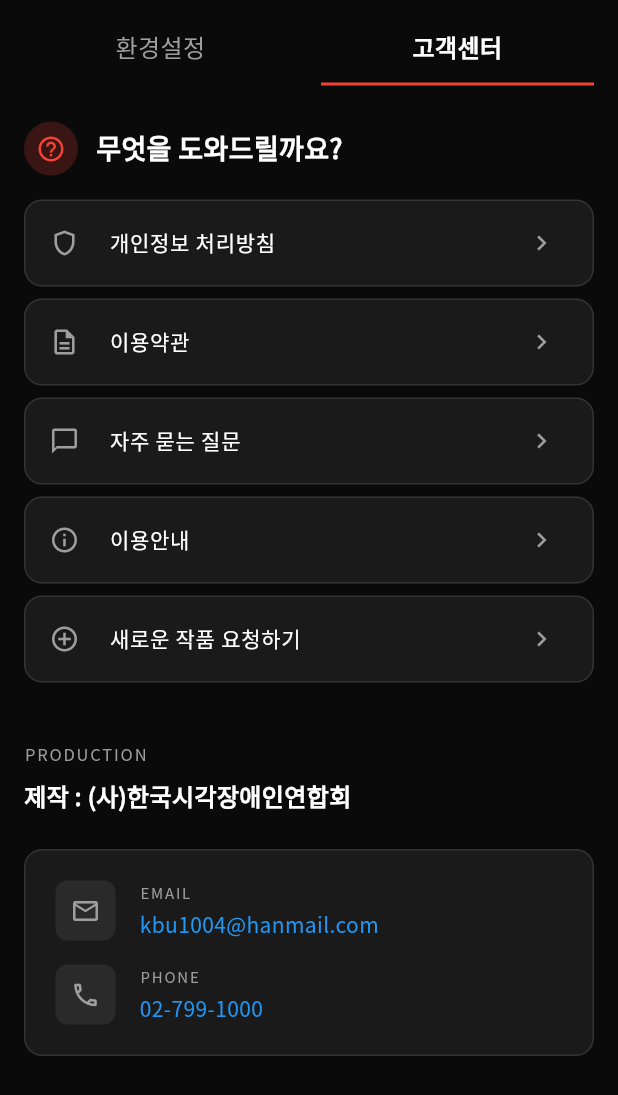
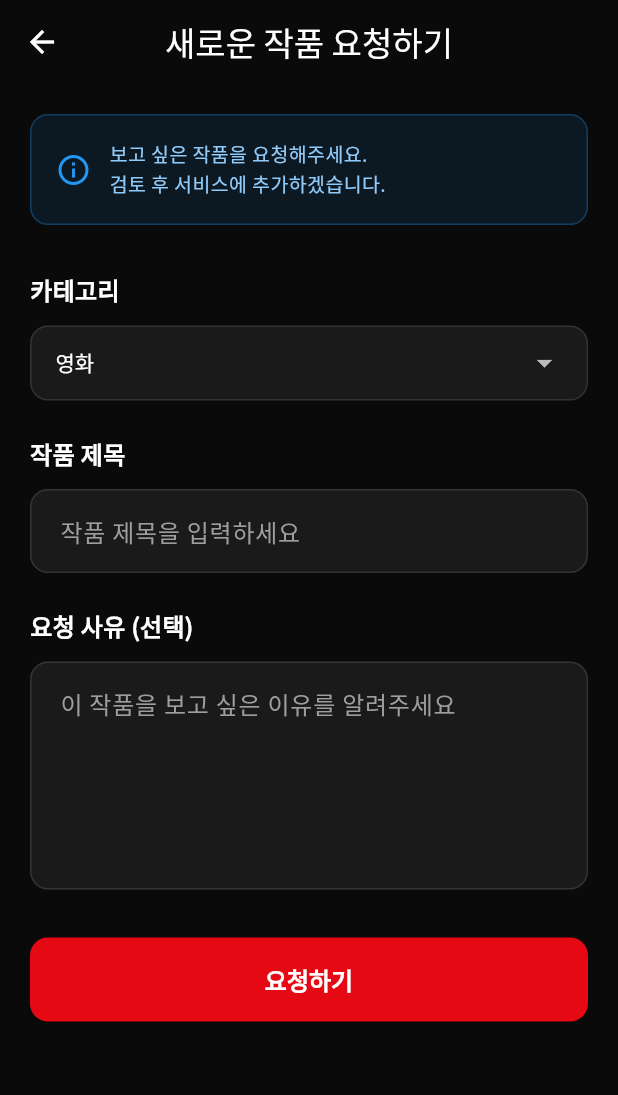
Before and after one commit to Chung-haiseag/audioview-flutter, a Flutter app: the SettingsScreen screen opened directly, after a tap on "고객센터", after a tap on "새로운 작품 요청하기", on a phone screen of 412 x 824 dp. Shown: the top 1095 px of the screen. Run offline on Flutter 3.47's test engine with Material 3 defaults, Android fonts, the phone set to English and light mode, and no system bars; our stand-ins replace flutter_animate, google_fonts, lucide_icons, shared_preferences; accounts and stored records are empty; network calls fail.

Commit message:
feat: 고객센터 메뉴 상세 페이지 구현
- 개인정보 처리방침 페이지 추가
- 이용약관 페이지 추가
- 자주 묻는 질문 페이지 추가 (ExpansionTile 사용)
- 이용안내 페이지 추가
- 새로운 작품 요청하기 페이지 추가 (폼 입력)
- settings_screen에 각 페이지로의 네비게이션 연결
- help 디렉토리 생성 및 5개 화면 구현

```diff
--- /dev/null
+++ b/lib/screens/help/privacy_policy_screen.dart
@@ -0,0 +1,92 @@
+import 'package:flutter/material.dart';
+
+class PrivacyPolicyScreen extends StatelessWidget {
+  const PrivacyPolicyScreen({super.key});
+
+  @override
+  Widget build(BuildContext context) {
+    return Scaffold(
+      backgroundColor: const Color(0xFF0A0A0A),
+      appBar: AppBar(
+        backgroundColor: const Color(0xFF0A0A0A),
+        elevation: 0,
+        leading: IconButton(
+          icon: const Icon(Icons.arrow_back, color: Colors.white),
+          onPressed: () => Navigator.pop(context),
+        ),
+        title: const Text(
+          '개인정보 처리방침',
+          style: TextStyle(color: Colors.white),
+        ),
+      ),
+      body: SingleChildScrollView(
+        padding: const EdgeInsets.all(20),
+        child: Column(
+          crossAxisAlignment: CrossAxisAlignment.start,
+          children: [
+            _buildSection(
+              '1. 개인정보의 수집 및 이용 목적',
+              '회사는 다음의 목적을 위하여 개인정보를 처리합니다.\n\n'
+                  '• 회원 가입 및 관리\n'
+                  '• 서비스 제공 및 개선\n'
+                  '• 고객 문의 응대\n'
+                  '• 마케팅 및 광고 활용',
+            ),
+            _buildSection(
+              '2. 수집하는 개인정보 항목',
+              '회사는 다음의 개인정보 항목을 수집합니다.\n\n'
+                  '• 필수항목: 이메일, 비밀번호, 이름\n'
+                  '• 선택항목: 전화번호, 주소',
+            ),
+            _buildSection(
+              '3. 개인정보의 보유 및 이용기간',
+              '회사는 법령에 따른 개인정보 보유·이용기간 또는 정보주체로부터 개인정보를 수집 시에 동의받은 개인정보 보유·이용기간 내에서 개인정보를 처리·보유합니다.',
+            ),
+            _buildSection(
+              '4. 개인정보의 제3자 제공',
+              '회사는 원칙적으로 이용자의 개인정보를 제3자에게 제공하지 않습니다. 다만, 다음의 경우에는 예외로 합니다.\n\n'
+                  '• 이용자가 사전에 동의한 경우\n'
+                  '• 법령의 규정에 의거하거나, 수사 목적으로 법령에 정해진 절차와 방법에 따라 수사기관의 요구가 있는 경우',
+            ),
+            _buildSection(
+              '5. 정보주체의 권리·의무 및 행사방법',
+              '정보주체는 회사에 대해 언제든지 다음 각 호의 개인정보 보호 관련 권리를 행사할 수 있습니다.\n\n'
+                  '• 개인정보 열람 요구\n'
+                  '• 오류 등이 있을 경우 정정 요구\n'
+                  '• 삭제 요구\n'
+                  '• 처리정지 요구',
+            ),
+          ],
+        ),
+      ),
+    );
+  }
+
+  Widget _buildSection(String title, String content) {
+    return Padding(
+      padding: const EdgeInsets.only(bottom: 24),
+      child: Column(
+        crossAxisAlignment: CrossAxisAlignment.start,
+        children: [
+          Text(
+            title,
+            style: const TextStyle(
+              color: Colors.white,
+              fontSize: 16,
+              fontWeight: FontWeight.bold,
+            ),
+          ),
+          const SizedBox(height: 12),
+          Text(
+            content,
+            style: const TextStyle(
+              color: Colors.grey,
+              fontSize: 14,
+              height: 1.6,
+            ),
+          ),
+        ],
+      ),
+    );
+  }
+}
--- /dev/null
+++ b/lib/screens/help/request_content_screen.dart
@@ -0,0 +1,248 @@
+import 'package:flutter/material.dart';
+
+class RequestContentScreen extends StatefulWidget {
+  const RequestContentScreen({super.key});
+
+  @override
+  State<RequestContentScreen> createState() => _RequestContentScreenState();
+}
+
+class _RequestContentScreenState extends State<RequestContentScreen> {
+  final _formKey = GlobalKey<FormState>();
+  final _titleController = TextEditingController();
+  final _descriptionController = TextEditingController();
+  String _selectedCategory = '영화';
+
+  @override
+  void dispose() {
+    _titleController.dispose();
+    _descriptionController.dispose();
+    super.dispose();
+  }
+
+  @override
+  Widget build(BuildContext context) {
+    return Scaffold(
+      backgroundColor: const Color(0xFF0A0A0A),
+      appBar: AppBar(
+        backgroundColor: const Color(0xFF0A0A0A),
+        elevation: 0,
+        leading: IconButton(
+          icon: const Icon(Icons.arrow_back, color: Colors.white),
+          onPressed: () => Navigator.pop(context),
+        ),
+        title: const Text(
+          '새로운 작품 요청하기',
+          style: TextStyle(color: Colors.white),
+        ),
+      ),
+      body: SingleChildScrollView(
+        padding: const EdgeInsets.all(20),
+        child: Form(
+          key: _formKey,
+          child: Column(
+            crossAxisAlignment: CrossAxisAlignment.start,
+            children: [
+              // Info card
+              Container(
+                padding: const EdgeInsets.all(16),
+                decoration: BoxDecoration(
+                  color: Colors.blue.withOpacity(0.1),
+                  borderRadius: BorderRadius.circular(12),
+                  border: Border.all(color: Colors.blue.withOpacity(0.3)),
+                ),
+                child: Row(
+                  children: [
+                    Icon(Icons.info_outline, color: Colors.blue, size: 24),
+                    const SizedBox(width: 12),
+                    Expanded(
+                      child: Text(
+                        '보고 싶은 작품을 요청해주세요.\n검토 후 서비스에 추가하겠습니다.',
+                        style: TextStyle(
+                          color: Colors.blue[200],
+                          fontSize: 13,
+                          height: 1.5,
+                        ),
+                      ),
+                    ),
+                  ],
+                ),
+              ),
+
+              const SizedBox(height: 32),
+
+              // Category selection
+              const Text(
+                '카테고리',
+                style: TextStyle(
+                  color: Colors.white,
+                  fontSize: 16,
+                  fontWeight: FontWeight.bold,
+                ),
+              ),
+              const SizedBox(height: 12),
+              Container(
+                padding: const EdgeInsets.symmetric(horizontal: 16),
+                decoration: BoxDecoration(
+                  color: const Color(0xFF1A1A1A),
+                  borderRadius: BorderRadius.circular(12),
+                  border: Border.all(color: const Color(0xFF333333)),
+                ),
+                child: DropdownButtonHideUnderline(
+                  child: DropdownButton<String>(
+                    value: _selectedCategory,
+                    isExpanded: true,
+                    dropdownColor: const Color(0xFF1A1A1A),
+                    style: const TextStyle(color: Colors.white, fontSize: 14),
+                    items: ['영화', '드라마', '예능', '애니', '시사교양', '해외']
+                        .map((category) => DropdownMenuItem(
+                              value: category,
+                              child: Text(category),
+                            ))
+                        .toList(),
+                    onChanged: (value) {
+                      if (value != null) {
+                        setState(() => _selectedCategory = value);
+                      }
+                    },
+                  ),
+                ),
+              ),
+
+              const SizedBox(height: 24),
+
+              // Title input
+              const Text(
+                '작품 제목',
+                style: TextStyle(
+                  color: Colors.white,
+                  fontSize: 16,
+                  fontWeight: FontWeight.bold,
+                ),
+              ),
+              const SizedBox(height: 12),
+              TextFormField(
+                controller: _titleController,
+                style: const TextStyle(color: Colors.white),
+                decoration: InputDecoration(
+                  hintText: '작품 제목을 입력하세요',
+                  hintStyle: const TextStyle(color: Colors.grey),
+                  filled: true,
+                  fillColor: const Color(0xFF1A1A1A),
+                  border: OutlineInputBorder(
+                    borderRadius: BorderRadius.circular(12),
+                    borderSide: const BorderSide(color: Color(0xFF333333)),
+                  ),
+                  enabledBorder: OutlineInputBorder(
+                    borderRadius: BorderRadius.circular(12),
+                    borderSide: const BorderSide(color: Color(0xFF333333)),
+                  ),
+                  focusedBorder: OutlineInputBorder(
+                    borderRadius: BorderRadius.circular(12),
+                    borderSide: const BorderSide(color: Colors.red),
+                  ),
+                ),
+                validator: (value) {
+                  if (value == null || value.isEmpty) {
+                    return '작품 제목을 입력해주세요';
+                  }
+                  return null;
+                },
+              ),
+
+              const SizedBox(height: 24),
+
+              // Description input
+              const Text(
+                '요청 사유 (선택)',
+                style: TextStyle(
+                  color: Colors.white,
+                  fontSize: 16,
+                  fontWeight: FontWeight.bold,
+                ),
+              ),
+              const SizedBox(height: 12),
+              TextFormField(
+                controller: _descriptionController,
+                style: const TextStyle(color: Colors.white),
+                maxLines: 5,
+                decoration: InputDecoration(
+                  hintText: '이 작품을 보고 싶은 이유를 알려주세요',
+                  hintStyle: const TextStyle(color: Colors.grey),
+                  filled: true,
+                  fillColor: const Color(0xFF1A1A1A),
+                  border: OutlineInputBorder(
+                    borderRadius: BorderRadius.circular(12),
+                    borderSide: const BorderSide(color: Color(0xFF333333)),
+                  ),
+                  enabledBorder: OutlineInputBorder(
+                    borderRadius: BorderRadius.circular(12),
+                    borderSide: const BorderSide(color: Color(0xFF333333)),
+                  ),
+                  focusedBorder: OutlineInputBorder(
+                    borderRadius: BorderRadius.circular(12),
+                    borderSide: const BorderSide(color: Colors.red),
+                  ),
+                ),
+              ),
+
+              const SizedBox(height: 32),
+
+              // Submit button
+              SizedBox(
+                width: double.infinity,
+                child: ElevatedButton(
+                  onPressed: () {
+                    if (_formKey.currentState!.validate()) {
+                      // Show success dialog
+                      showDialog(
+                        context: context,
+                        builder: (context) => AlertDialog(
+                          backgroundColor: const Color(0xFF1A1A1A),
+                          title: const Text(
+                            '요청 완료',
+                            style: TextStyle(color: Colors.white),
+                          ),
+                          content: const Text(
+                            '작품 요청이 접수되었습니다.\n검토 후 서비스에 추가하겠습니다.',
+                            style: TextStyle(color: Colors.grey),
+                          ),
+                          actions: [
+                            TextButton(
+                              onPressed: () {
+                                Navigator.pop(context); // Close dialog
+                                Navigator.pop(context); // Go back
+                              },
+                              child: const Text(
+                                '확인',
+                                style: TextStyle(color: Colors.red),
+                              ),
+                            ),
+                          ],
+                        ),
+                      );
+                    }
+                  },
+                  style: ElevatedButton.styleFrom(
+                    backgroundColor: const Color(0xFFE50914),
+                    padding: const EdgeInsets.symmetric(vertical: 16),
+                    shape: RoundedRectangleBorder(
+                      borderRadius: BorderRadius.circular(12),
+                    ),
+                  ),
+                  child: const Text(
+                    '요청하기',
+                    style: TextStyle(
+                      fontSize: 16,
+                      fontWeight: FontWeight.bold,
+                    ),
+                  ),
+                ),
+              ),
+            ],
+          ),
+        ),
+      ),
+    );
+  }
+}
--- /dev/null
+++ b/lib/screens/help/terms_of_service_screen.dart
@@ -0,0 +1,94 @@
+import 'package:flutter/material.dart';
+
+class TermsOfServiceScreen extends StatelessWidget {
+  const TermsOfServiceScreen({super.key});
+
+  @override
+  Widget build(BuildContext context) {
+    return Scaffold(
+      backgroundColor: const Color(0xFF0A0A0A),
+      appBar: AppBar(
+        backgroundColor: const Color(0xFF0A0A0A),
+        elevation: 0,
+        leading: IconButton(
+          icon: const Icon(Icons.arrow_back, color: Colors.white),
+          onPressed: () => Navigator.pop(context),
+        ),
+        title: const Text(
+          '이용약관',
+          style: TextStyle(color: Colors.white),
+        ),
+      ),
+      body: SingleChildScrollView(
+        padding: const EdgeInsets.all(20),
+        child: Column(
+          crossAxisAlignment: CrossAxisAlignment.start,
+          children: [
+            _buildSection(
+              '제1조 (목적)',
+              '본 약관은 AudioView(이하 "회사")가 제공하는 배리어프리 영상 서비스(이하 "서비스")의 이용과 관련하여 회사와 이용자의 권리, 의무 및 책임사항을 규정함을 목적으로 합니다.',
+            ),
+            _buildSection(
+              '제2조 (정의)',
+              '1. "서비스"란 회사가 제공하는 배리어프리 영상 콘텐츠 스트리밍 서비스를 의미합니다.\n'
+                  '2. "이용자"란 본 약관에 따라 회사가 제공하는 서비스를 이용하는 회원 및 비회원을 말합니다.\n'
+                  '3. "회원"이란 회사와 서비스 이용계약을 체결하고 회원 아이디를 부여받은 자를 말합니다.',
+            ),
+            _buildSection(
+              '제3조 (약관의 효력 및 변경)',
+              '1. 본 약관은 서비스를 이용하고자 하는 모든 이용자에게 그 효력이 발생합니다.\n'
+                  '2. 회사는 필요한 경우 관련 법령을 위배하지 않는 범위 내에서 본 약관을 변경할 수 있습니다.\n'
+                  '3. 약관이 변경되는 경우 회사는 변경사항을 시행일자 7일 전부터 공지합니다.',
+            ),
+            _buildSection(
+              '제4조 (서비스의 제공)',
+              '1. 회사는 다음과 같은 서비스를 제공합니다:\n'
+                  '   • 화면해설(AD) 서비스\n'
+                  '   • 문자자막(CC) 서비스\n'
+                  '   • 다국어자막 서비스\n'
+                  '   • 영상 콘텐츠 스트리밍\n\n'
+                  '2. 서비스는 연중무휴 1일 24시간 제공함을 원칙으로 합니다.',
+            ),
+            _buildSection(
+              '제5조 (이용자의 의무)',
+              '이용자는 다음 행위를 하여서는 안 됩니다:\n\n'
+                  '1. 타인의 정보 도용\n'
+                  '2. 회사가 게시한 정보의 변경\n'
+                  '3. 회사가 정한 정보 이외의 정보 등의 송신 또는 게시\n'
+                  '4. 회사와 기타 제3자의 저작권 등 지적재산권에 대한 침해\n'
+                  '5. 회사 및 기타 제3자의 명예를 손상시키거나 업무를 방해하는 행위',
+            ),
+          ],
+        ),
+      ),
+    );
+  }
+
+  Widget _buildSection(String title, String content) {
+    return Padding(
+      padding: const EdgeInsets.only(bottom: 24),
+      child: Column(
+        crossAxisAlignment: CrossAxisAlignment.start,
+        children: [
+          Text(
+            title,
+            style: const TextStyle(
+              color: Colors.white,
+              fontSize: 16,
+              fontWeight: FontWeight.bold,
+            ),
+          ),
+          const SizedBox(height: 12),
+          Text(
+            content,
+            style: const TextStyle(
+              color: Colors.grey,
+              fontSize: 14,
+              height: 1.6,
+            ),
+          ),
+        ],
+      ),
+    );
+  }
+}
--- /dev/null
+++ b/lib/screens/help/user_guide_screen.dart
@@ -0,0 +1,127 @@
+import 'package:flutter/material.dart';
+
+class UserGuideScreen extends StatelessWidget {
+  const UserGuideScreen({super.key});
+
+  @override
+  Widget build(BuildContext context) {
+    return Scaffold(
+      backgroundColor: const Color(0xFF0A0A0A),
+      appBar: AppBar(
+        backgroundColor: const Color(0xFF0A0A0A),
+        elevation: 0,
+        leading: IconButton(
+          icon: const Icon(Icons.arrow_back, color: Colors.white),
+          onPressed: () => Navigator.pop(context),
+        ),
+        title: const Text(
+          '이용안내',
+          style: TextStyle(color: Colors.white),
+        ),
+      ),
+      body: SingleChildScrollView(
+        padding: const EdgeInsets.all(20),
+        child: Column(
+          crossAxisAlignment: CrossAxisAlignment.start,
+          children: [
+            _buildSection(
+              '서비스 소개',
+              'AudioView는 시각·청각장애인을 위한 배리어프리 영상 서비스입니다. 화면해설(AD), 문자자막(CC), 다국어자막 등 다양한 접근성 기능을 제공합니다.',
+              Icons.info_outline,
+            ),
+            _buildSection(
+              '회원가입 및 로그인',
+              '1. 메인 화면 하단의 "MY" 탭을 선택합니다.\n'
+                  '2. "로그인 하러가기" 버튼을 클릭합니다.\n'
+                  '3. 이메일과 비밀번호를 입력하여 로그인합니다.\n'
+                  '4. 신규 회원은 "회원가입" 버튼을 통해 가입할 수 있습니다.',
+              Icons.login,
+            ),
+            _buildSection(
+              '영화 시청하기',
+              '1. 홈 화면에서 원하는 카테고리를 선택합니다.\n'
+                  '2. 영화 포스터를 클릭하여 상세 정보를 확인합니다.\n'
+                  '3. 화면해설(AD) 또는 문자자막(CC) 버튼을 선택합니다.\n'
+                  '4. 동기화가 완료되면 영상이 재생됩니다.',
+              Icons.play_circle_outline,
+            ),
+            _buildSection(
+              '화면해설(AD) 사용법',
+              '화면해설은 시각장애인을 위한 기능으로, 영상의 장면과 동작을 음성으로 설명합니다.\n\n'
+                  '• 영화 상세 화면에서 "화면해설(AD)" 버튼 선택\n'
+                  '• 스마트 안경 연동 시 안경을 통해 청취 가능\n'
+                  '• 설정에서 음량 조절 가능',
+              Icons.record_voice_over,
+            ),
+            _buildSection(
+              '문자자막(CC) 사용법',
+              '문자자막은 청각장애인을 위한 기능으로, 대사와 효과음을 텍스트로 표시합니다.\n\n'
+                  '• 영화 상세 화면에서 "문자자막(CC)" 버튼 선택\n'
+                  '• 설정에서 자막 크기, 색상, 배경 조절 가능\n'
+                  '• 다국어자막도 함께 제공',
+              Icons.closed_caption,
+            ),
+            _buildSection(
+              '스마트 안경 연동',
+              '1. 설정 메뉴로 이동합니다.\n'
+                  '2. "스마트 안경" 항목을 선택합니다.\n'
+                  '3. 블루투스를 켜고 안경을 페어링합니다.\n'
+                  '4. 연동 완료 후 영상 시청 시 안경으로 화면해설을 들을 수 있습니다.',
+              Icons.remove_red_eye_outlined,
+            ),
+            _buildSection(
+              '고객센터 문의',
+              '서비스 이용 중 문제가 발생하거나 문의사항이 있으시면 언제든지 연락주세요.\n\n'
+                  '• 이메일: kbu1004@hanmail.com\n'
+                  '• 전화: 02-799-1000\n'
+                  '• 운영시간: 평일 09:00 - 18:00',
+              Icons.support_agent,
+            ),
+          ],
+        ),
+      ),
+    );
+  }
+
+  Widget _buildSection(String title, String content, IconData icon) {
+    return Padding(
+      padding: const EdgeInsets.only(bottom: 24),
+      child: Container(
+        padding: const EdgeInsets.all(20),
+        decoration: BoxDecoration(
+          color: const Color(0xFF1A1A1A),
+          borderRadius: BorderRadius.circular(12),
+          border: Border.all(color: const Color(0xFF333333)),
+        ),
+        child: Column(
+          crossAxisAlignment: CrossAxisAlignment.start,
+          children: [
+            Row(
+              children: [
+                Icon(icon, color: Colors.red, size: 24),
+                const SizedBox(width: 12),
+                Text(
+                  title,
+                  style: const TextStyle(
+                    color: Colors.white,
+                    fontSize: 16,
+                    fontWeight: FontWeight.bold,
+                  ),
+                ),
+              ],
+            ),
+            const SizedBox(height: 12),
+            Text(
+              content,
+              style: const TextStyle(
+                color: Colors.grey,
+                fontSize: 14,
+                height: 1.6,
+              ),
+            ),
+          ],
+        ),
+      ),
+    );
+  }
+}
```
Also changed, not shown: lib/screens/help/faq_screen.dart (added, +103 -0 lines), lib/screens/settings/settings_screen.dart (+45 -5 lines).
